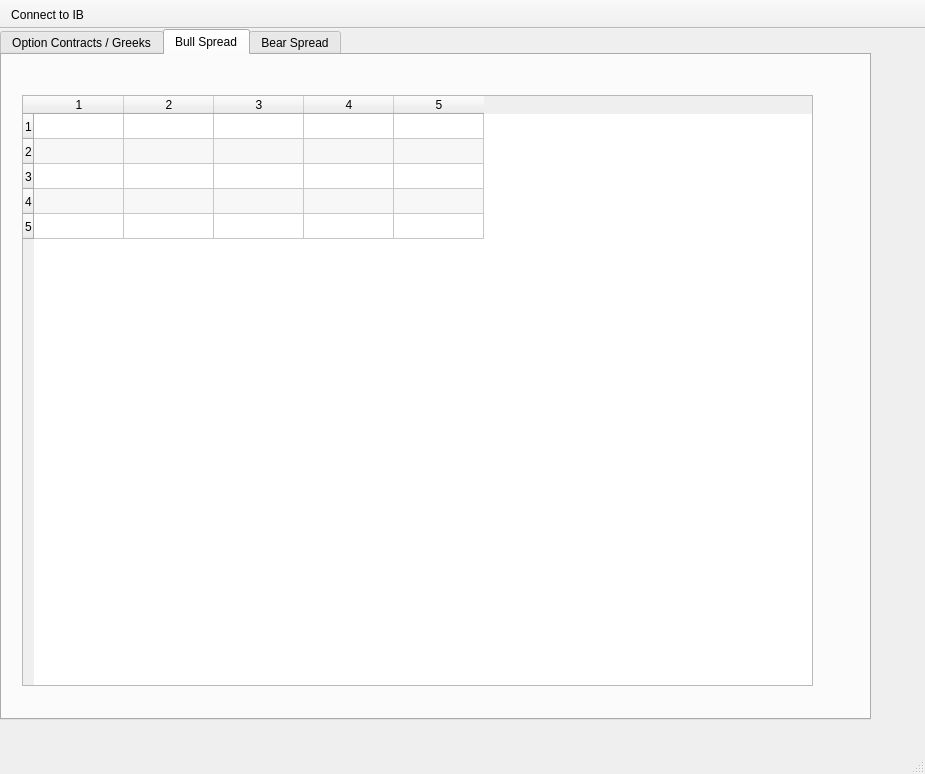
Before: the Qt Designer form QT_screens/QT_IB/bullSpreadViewSmall.ui in michaelrkost/PyOptions, drawn with Qt 5.
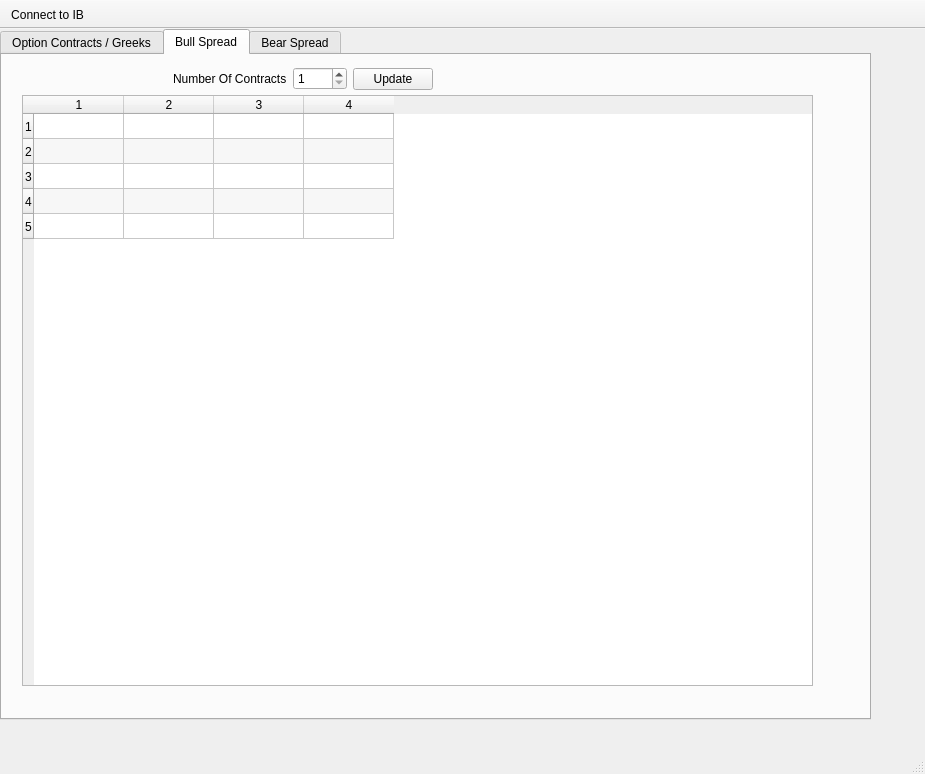
After: the same form once the commit is applied. Icons and pictures are not drawn.

Commit message: BullSpread Display Working

Diff of the .ui file:
```diff
--- a/QT_screens/QT_IB/bullSpreadViewSmall.ui
+++ b/QT_screens/QT_IB/bullSpreadViewSmall.ui
@@ -652,7 +652,7 @@
        <number>5</number>
       </property>
       <property name="columnCount">
-       <number>5</number>
+       <number>4</number>
       </property>
       <attribute name="horizontalHeaderDefaultSectionSize">
        <number>90</number>
@@ -672,7 +672,42 @@
       <column/>
       <column/>
       <column/>
-      <column/>
+     </widget>
+     <widget class="QWidget" name="layoutWidget">
+      <property name="geometry">
+       <rect>
+        <x>171</x>
+        <y>10</y>
+        <width>260</width>
+        <height>28</height>
+       </rect>
+      </property>
+      <layout class="QHBoxLayout" name="horizontalLayout">
+       <item>
+        <widget class="QLabel" name="label_6">
+         <property name="text">
+          <string>Number Of Contracts</string>
+         </property>
+        </widget>
+       </item>
+       <item>
+        <widget class="QSpinBox" name="spinBox_numberOfContracts">
+         <property name="minimum">
+          <number>1</number>
+         </property>
+         <property name="maximum">
+          <number>15</number>
+         </property>
+        </widget>
+       </item>
+       <item>
+        <widget class="QPushButton" name="pushButton_updateNumberOfContracts">
+         <property name="text">
+          <string>Update</string>
+         </property>
+        </widget>
+       </item>
+      </layout>
      </widget>
     </widget>
     <widget class="QWidget" name="bearSpread_tab">
```
Left out of the diff: 39 changed lines with no effect on the pictures. The commit also changes 6 other files.
